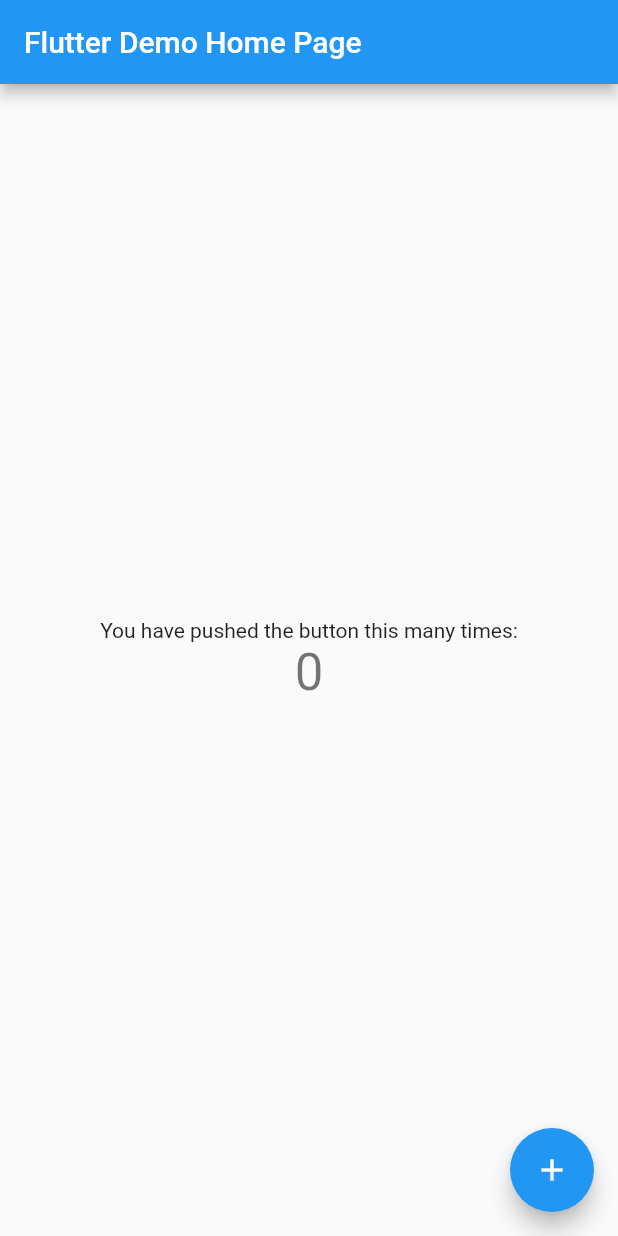
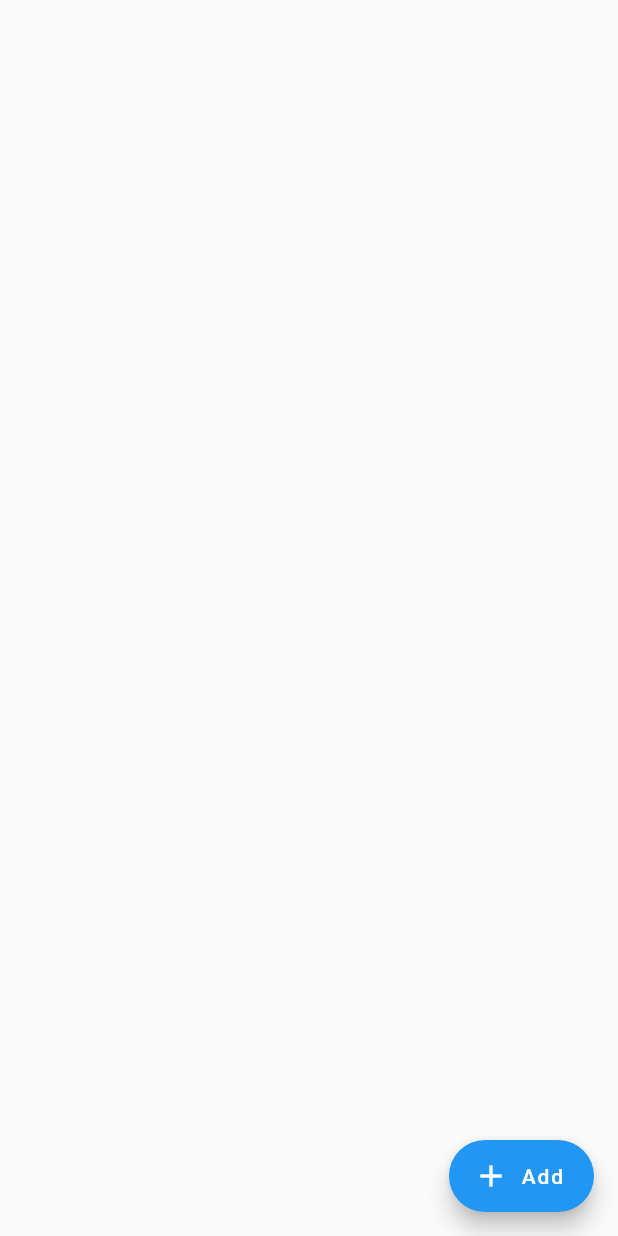
Before and after one commit to rrvyas1/plan_list_demo_sqflite, a Flutter app: the screen it shows after launch, on a phone screen of 412 x 824 dp. Run offline on Flutter 3.47's test engine with Material 2 defaults, Android fonts, the phone set to English and light mode, and no system bars; our stand-ins replace sqflite; accounts and stored records are empty.

Commit message:
Demo Done

```diff
--- a/lib/main.dart
+++ b/lib/main.dart
@@ -1,115 +1,178 @@
 import 'package:flutter/material.dart';
+import 'package:plan_list_demo_sqflite/models/plan_data.dart';
+import 'package:plan_list_demo_sqflite/services/database_service.dart';
 
-void main() {
+void main() async {
+  WidgetsFlutterBinding.ensureInitialized();
+  await DatabaseService.database;
   runApp(const MyApp());
 }
 
-class MyApp extends StatelessWidget {
+class MyApp extends StatefulWidget {
   const MyApp({super.key});
 
-  // This widget is the root of your application.
+  @override
+  State<MyApp> createState() => _MyAppState();
+}
+
+class _MyAppState extends State<MyApp> {
   @override
   Widget build(BuildContext context) {
-    return MaterialApp(
-      title: 'Flutter Demo',
-      theme: ThemeData(
-        // This is the theme of your application.
-        //
-        // Try running your application with "flutter run". You'll see the
-        // application has a blue toolbar. Then, without quitting the app, try
-        // changing the primarySwatch below to Colors.green and then invoke
-        // "hot reload" (press "r" in the console where you ran "flutter run",
-        // or simply save your changes to "hot reload" in a Flutter IDE).
-        // Notice that the counter didn't reset back to zero; the application
-        // is not restarted.
-        primarySwatch: Colors.blue,
-      ),
-      home: const MyHomePage(title: 'Flutter Demo Home Page'),
+    return const MaterialApp(
+      debugShowCheckedModeBanner: false,
+      home: SqfLiteDemo(),
     );
   }
 }
 
-class MyHomePage extends StatefulWidget {
-  const MyHomePage({super.key, required this.title});
-
-  // This widget is the home page of your application. It is stateful, meaning
-  // that it has a State object (defined below) that contains fields that affect
-  // how it looks.
-
-  // This class is the configuration for the state. It holds the values (in this
-  // case the title) provided by the parent (in this case the App widget) and
-  // used by the build method of the State. Fields in a Widget subclass are
-  // always marked "final".
-
-  final String title;
+class SqfLiteDemo extends StatefulWidget {
+  const SqfLiteDemo({super.key});
 
   @override
-  State<MyHomePage> createState() => _MyHomePageState();
+  State<SqfLiteDemo> createState() => _SqfLiteDemoState();
 }
 
-class _MyHomePageState extends State<MyHomePage> {
-  int _counter = 0;
-
-  void _incrementCounter() {
-    setState(() {
-      // This call to setState tells the Flutter framework that something has
-      // changed in this State, which causes it to rerun the build method below
-      // so that the display can reflect the updated values. If we changed
-      // _counter without calling setState(), then the build method would not be
-      // called again, and so nothing would appear to happen.
-      _counter++;
-    });
+class _SqfLiteDemoState extends State<SqfLiteDemo> {
+  TextEditingController planDurationController = TextEditingController();
+  TextEditingController planTypeController = TextEditingController();
+  late Future<List<PlanItem>> planItems;
+  @override
+  void initState() {
+    planItems = DatabaseService.plans();
+    super.initState();
   }
 
   @override
   Widget build(BuildContext context) {
-    // This method is rerun every time setState is called, for instance as done
-    // by the _incrementCounter method above.
-    //
-    // The Flutter framework has been optimized to make rerunning build methods
-    // fast, so that you can just rebuild anything that needs updating rather
-    // than having to individually change instances of widgets.
     return Scaffold(
-      appBar: AppBar(
-        // Here we take the value from the MyHomePage object that was created by
-        // the App.build method, and use it to set our appbar title.
-        title: Text(widget.title),
+      floatingActionButton: FloatingActionButton.extended(
+        onPressed: () {
+          showDialog(
+            context: context,
+            builder: (context) {
+              return StatefulBuilder(builder: (context, setState) {
+                return SimpleDialog(
+                  shape: RoundedRectangleBorder(
+                      borderRadius: BorderRadius.circular(10)),
+                  children: [
+                    Padding(
+                      padding: const EdgeInsets.symmetric(
+                          horizontal: 10, vertical: 5),
+                      child: SizedBox(
+                        height: 180,
+                        child: Column(
+                          crossAxisAlignment: CrossAxisAlignment.end,
+                          mainAxisSize: MainAxisSize.min,
+                          children: [
+                            TextField(
+                              controller: planDurationController,
+                              decoration: InputDecoration(
+                                  label: const Text('Plan Duration'),
+                                  border: OutlineInputBorder(
+                                      borderRadius: BorderRadius.circular(10))),
+                            ),
+                            const SizedBox(
+                              height: 10,
+                            ),
+                            TextField(
+                              controller: planTypeController,
+                              decoration: InputDecoration(
+                                  label: const Text('Plan Type'),
+                                  border: OutlineInputBorder(
+                                      borderRadius: BorderRadius.circular(10))),
+                            ),
+                            const SizedBox(
+                              height: 10,
+                            ),
+                            ElevatedButton.icon(
+                                onPressed: () async {
+                                  await DatabaseService.insertPlan(
+                                    PlanItem(
+                                      planDuration: planDurationController.text,
+                                      planType: planTypeController.text,
+                                    ),
+                                  );
+                                  setState(() {});
+
+                                  WidgetsBinding.instance
+                                      .addPostFrameCallback((timeStamp) {
+                                    Navigator.pop(context);
+                                  });
+                                },
+                                icon: const Icon(Icons.save),
+                                label: const Text('Save')),
+                          ],
+                        ),
+                      ),
+                    ),
+                  ],
+                );
+              });
+            },
+          );
+        },
+        label: const Text('Add'),
+        icon: const Icon(Icons.add),
       ),
-      body: Center(
-        // Center is a layout widget. It takes a single child and positions it
-        // in the middle of the parent.
-        child: Column(
-          // Column is also a layout widget. It takes a list of children and
-          // arranges them vertically. By default, it sizes itself to fit its
-          // children horizontally, and tries to be as tall as its parent.
-          //
-          // Invoke "debug painting" (press "p" in the console, choose the
-          // "Toggle Debug Paint" action from the Flutter Inspector in Android
-          // Studio, or the "Toggle Debug Paint" command in Visual Studio Code)
-          // to see the wireframe for each widget.
-          //
-          // Column has various properties to control how it sizes itself and
-          // how it positions its children. Here we use mainAxisAlignment to
-          // center the children vertically; the main axis here is the vertical
-          // axis because Columns are vertical (the cross axis would be
-          // horizontal).
-          mainAxisAlignment: MainAxisAlignment.center,
-          children: <Widget>[
-            const Text(
-              'You have pushed the button this many times:',
-            ),
-            Text(
-              '$_counter',
-              style: Theme.of(context).textTheme.headline4,
-            ),
-          ],
-        ),
+      body: FutureBuilder(
+        builder: (context, snapshot) {
+          if (snapshot.hasData) {
+            return ListView.builder(
+              itemCount: snapshot.data!.length,
+              itemBuilder: (context, index) => Container(
+                // height: 20,
+                // color: Colors.red,
+                margin: const EdgeInsets.only(bottom: 20),
+                child: Column(
+                  children: [
+                    Row(
+                      mainAxisAlignment: MainAxisAlignment.spaceAround,
+                      children: [
+                        Text(snapshot.data![index].planDuration),
+                        Text(snapshot.data![index].planType)
+                      ],
+                    ),
+                    Row(
+                      mainAxisAlignment: MainAxisAlignment.spaceAround,
+                      children: [
+                        ElevatedButton(
+                          onPressed: () async {
+                            await DatabaseService.updatePlan(PlanItem(
+                                id: snapshot.data![index].id,
+                                planDuration: 'planDuration',
+                                planType: 'planType'));
+                            setState(() {});
+                          },
+                          child: const Text('Edit'),
+                        ),
+                        ElevatedButton(
+                          onPressed: () async {
+                            snapshot.data!.removeAt(index);
+                            await DatabaseService.deletePlan(index);
+                            // await PlanList.deletePlan(
+                            //   index,
+                            // );
+                            setState(() {});
+                          },
+                          child: const Text('Delete'),
+                        ),
+                      ],
+                    ),
+                  ],
+                ),
+              ),
+            );
+          } else if (snapshot.hasError) {
+            return const Center(
+              child: Text('There Is No Data'),
+            );
+          }
+          return const Center(
+            child: CircularProgressIndicator(),
+          );
+        },
+        future: planItems,
       ),
-      floatingActionButton: FloatingActionButton(
-        onPressed: _incrementCounter,
-        tooltip: 'Increment',
-        child: const Icon(Icons.add),
-      ), // This trailing comma makes auto-formatting nicer for build methods.
     );
   }
 }
--- /dev/null
+++ b/lib/models/plan_data.dart
@@ -0,0 +1,36 @@
+import 'dart:convert';
+
+class PlanItem {
+  final int? id;
+  final String planDuration;
+  final String planType;
+
+  PlanItem({
+    this.id,
+    required this.planDuration,
+    required this.planType,
+  });
+
+  Map<String, dynamic> toMap() {
+    return {
+      'id': id,
+      'planDuration': planDuration,
+      'planType': planType,
+    };
+  }
+
+  factory PlanItem.fromMap(Map<String, dynamic> map) {
+    return PlanItem(
+      id: map['id']?.toInt() ?? 0,
+      planDuration: map['planDuration'] ?? '',
+      planType: map['planType'] ?? '',
+    );
+  }
+
+  String toJson() => json.encode(toMap());
+
+  factory PlanItem.fromJson(String source) => PlanItem.fromMap(json.decode(source));
+
+  @override
+  String toString() => 'PlanItem(id: $id, planDuration: $planDuration, planType: $planType)';
+}
--- /dev/null
+++ b/lib/services/database_service.dart
@@ -0,0 +1,76 @@
+// ignore_for_file: depend_on_referenced_packages
+
+import 'package:plan_list_demo_sqflite/models/plan_data.dart';
+import 'package:sqflite/sqflite.dart';
+import 'package:path/path.dart';
+
+class DatabaseService {
+  static final DatabaseService _databaseService = DatabaseService._internal();
+  factory DatabaseService() => _databaseService;
+  DatabaseService._internal();
+  static String planItemTable = 'Plans';
+
+  static Database? _database;
+  static Future<Database> get database async {
+    if (_database != null) return _database!;
+    _database = await _initDatabase();
+    return _database!;
+  }
+
+  static Database get db => DatabaseService._database!;
+
+  static Future<Database> _initDatabase() async {
+    final databasePath = await getDatabasesPath();
+    final path = join(databasePath, 'localDb.db');
+    return await openDatabase(
+      path,
+      onCreate: _onCreate,
+      version: 1,
+      onConfigure: (db) async => await db.execute('PRAGMA foreign_keys = ON'),
+    );
+  }
+
+  static Future<void> _onCreate(Database db, int version) async {
+    await db.execute(
+      'CREATE TABLE $planItemTable(id INTEGER PRIMARY KEY, planDuration TEXT, planType TEXT)',
+    );
+  }
+
+  static Future<void> insertPlan(PlanItem planItem) async {
+    await db.insert(
+      planItemTable,
+      planItem.toMap(),
+      conflictAlgorithm: ConflictAlgorithm.replace,
+    );
+  }
+
+  static Future<List<PlanItem>> plans() async {
+    final List<Map<String, dynamic>> maps = await db.query(planItemTable);
+    return List.generate(maps.length, (index) => PlanItem.fromMap(maps[index]));
+  }
+
+  //* find one record;
+
+  static Future<PlanItem> plan(int id) async {
+    final List<Map<String, dynamic>> maps =
+        await db.query(planItemTable, where: 'id = ?', whereArgs: [id]);
+    return PlanItem.fromMap(maps[0]);
+  }
+
+  static Future<void> updatePlan(PlanItem planItem) async {
+    await db.update(
+      planItemTable,
+      planItem.toMap(),
+      where: 'id = ?',
+      whereArgs: [planItem.id],
+    );
+  }
+
+  static Future<void> deletePlan(int id) async {
+    await db.delete(
+      planItemTable,
+      where: 'id = ?',
+      whereArgs: [id],
+    );
+  }
+}
--- a/pubspec.yaml
+++ b/pubspec.yaml
@@ -40,6 +40,8 @@
 dev_dependencies:
   flutter_test:
     sdk: flutter
+  sqflite: ^2.2.2
+  path: ^1.8.2
 
   # The "flutter_lints" package below contains a set of recommended lints to
   # encourage good coding practices. The lint set provided by the package is
```
Also changed, not shown: pubspec.lock, 2 other files.
